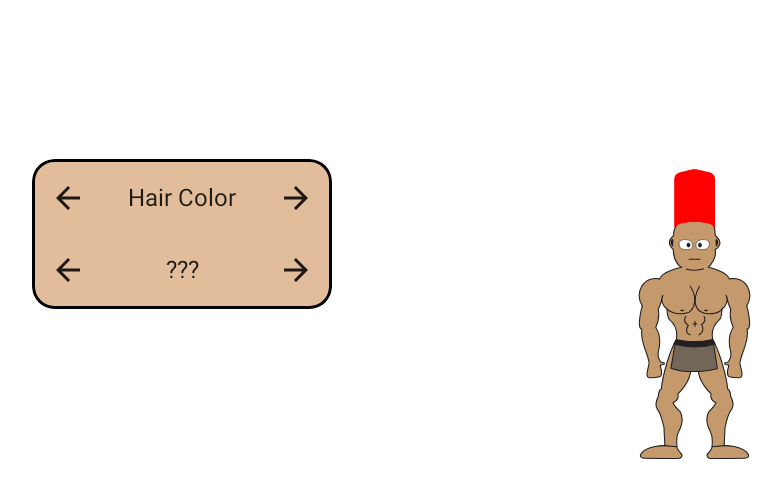
After one commit to DavidSpartan95/SwordsSocks, an Android app built with Jetpack Compose: the composable CreationScreen shown on its own in the app's theme, on a phone screen of 824 x 412 dp (held sideways). The commit adds this screen. Shown: the top 498 px of the screen, without its empty margins (180-962 px from the left). Run offline under Robolectric (Android 15) with nearby library versions, the phone set to English and light mode, and no system bars.

Commit message:
Commit 6 First draft of CreationScreen

```diff
--- a/app/src/main/AndroidManifest.xml
+++ b/app/src/main/AndroidManifest.xml
@@ -14,6 +14,7 @@
         <activity
             android:name=".MainActivity"
             android:exported="true"
+            android:screenOrientation="landscape"
             android:label="@string/app_name"
             android:theme="@style/Theme.SwordsSocks">
             <intent-filter>
--- /dev/null
+++ b/app/src/main/java/com/example/swordssocks/characters/paintCharacter.kt
@@ -0,0 +1,134 @@
+package com.example.swordssocks.characters
+
+import androidx.compose.foundation.Image
+import androidx.compose.foundation.layout.Box
+import androidx.compose.foundation.layout.size
+import androidx.compose.runtime.*
+import androidx.compose.ui.Alignment
+import androidx.compose.ui.Modifier
+import androidx.compose.ui.graphics.Color
+import androidx.compose.ui.graphics.ColorFilter
+import androidx.compose.ui.graphics.graphicsLayer
+import androidx.compose.ui.res.painterResource
+import androidx.compose.ui.unit.dp
+import kotlinx.coroutines.delay
+import com.example.swordssocks.R
+@Composable
+fun AnimatableCharacter(attack:Pair<Boolean,String>, num:Int) {
+
+    var opacity by remember { mutableStateOf(1f) }
+    var opacityEffect by remember { mutableStateOf(0f) }
+    var color by remember { mutableStateOf(Color(255,255,255)) }
+    var colorTint: ColorFilter? by remember { mutableStateOf(null) }
+    var effect by remember { mutableStateOf(R.drawable.flame) }
+    var effectColor by remember { mutableStateOf(Color(255,0,0)) }
+
+    LaunchedEffect(num){
+        //Bellow are all animation effects based on type
+        if (attack.first){
+            when (attack.second){
+                "normal" -> {
+                    opacityEffect = 0f
+                    colorTint  = null
+                    repeat(10) {
+                        delay(50)
+                        opacity = 1f - opacity
+                    }
+                    opacity = 1f
+                }
+                "fire" -> {
+                    effect = R.drawable.flame
+                    effectColor = Color(255,0,0)
+                    color = Color(100,100,100)
+                    repeat(10) {
+                        delay(50)
+                        opacityEffect = 1f - opacityEffect
+                        colorTint  = ColorFilter.tint(color)
+                    }
+                    colorTint  = null
+                    opacityEffect = 0f
+                }
+                "water" -> {
+                    effect = R.drawable.water
+                    var r = 255
+                    var g = 255
+                    effectColor = Color(0,155,255)
+                    opacityEffect = 1f
+                    repeat(255) {
+                        r--
+                        g--
+                        delay(1)
+                        color = Color(r,g,255)
+                        colorTint  = ColorFilter.tint(color)
+                    }
+                    colorTint  = null
+                    color = Color(255,255,255)
+                    opacityEffect = 0f
+                }
+                "electric"->{
+                    effect = R.drawable.electric
+                    effectColor = Color(255,211,0)
+                    color = Color(200,200,200)
+                    opacityEffect = 1f
+                    repeat(6) {
+                        delay(100)
+                        opacity = 1f - opacity
+                        colorTint  = ColorFilter.tint(color)
+                    }
+                    colorTint  = null
+                    opacityEffect = 0f
+                }
+            }
+        }
+    }
+
+    Box(Modifier, Alignment.Center) {
+        //Body
+        Image(
+            painter = painterResource(R.drawable.asset_1),
+            contentDescription = null,
+            modifier = Modifier
+                .size(200.dp)
+                .graphicsLayer(alpha = opacity),
+            colorFilter = colorTint
+        )
+        //Hair
+        Image(
+            painter = painterResource(R.drawable.asset_2),
+            contentDescription = null,
+            modifier = Modifier
+                .size(200.dp)
+                .graphicsLayer(alpha = opacity),
+            colorFilter = colorTint
+        )
+        //Animation effect image
+        Image(
+            painter = painterResource(effect),
+            contentDescription = null,
+            modifier = Modifier
+                .size(50.dp)
+                .graphicsLayer(alpha = opacityEffect),
+            colorFilter = ColorFilter.tint(effectColor),)
+    }
+}
+
+@Composable
+fun CharacterBox(hairColor: ColorFilter?) {
+    Box(Modifier, Alignment.Center) {
+        //Body
+        Image(
+            painter = painterResource(R.drawable.asset_1),
+            contentDescription = null,
+            modifier = Modifier
+                .size(200.dp),
+        )
+        //Hair
+        Image(
+            painter = painterResource(R.drawable.asset_2),
+            contentDescription = null,
+            modifier = Modifier
+                .size(200.dp),
+            colorFilter = hairColor
+        )
+    }
+}
--- /dev/null
+++ b/app/src/main/java/com/example/swordssocks/gameComponents/CreationScreen.kt
@@ -0,0 +1,88 @@
+package com.example.swordssocks.gameComponents
+
+import androidx.compose.foundation.background
+import androidx.compose.foundation.border
+import androidx.compose.foundation.layout.*
+import androidx.compose.foundation.shape.RoundedCornerShape
+import androidx.compose.material.Icon
+import androidx.compose.material.IconButton
+import androidx.compose.material.Text
+import androidx.compose.material.icons.Icons
+import androidx.compose.material.icons.filled.ArrowBack
+import androidx.compose.material.icons.filled.ArrowForward
+import androidx.compose.runtime.Composable
+import androidx.compose.runtime.collectAsState
+import androidx.compose.runtime.getValue
+import androidx.compose.ui.Alignment
+import androidx.compose.ui.Modifier
+import androidx.compose.ui.draw.clip
+import androidx.compose.ui.graphics.Color
+import androidx.compose.ui.graphics.ColorFilter
+import androidx.compose.ui.unit.dp
+import com.example.swordssocks.characters.CharacterBox
+import com.example.swordssocks.ui.theme.SandPaper
+import com.example.swordssocks.viewModel.CharacterViewModel
+
+var charViewModel = CharacterViewModel()
+
+@Composable
+fun CreationScreen() {
+
+    val hairColor by charViewModel.hairColor.collectAsState()
+
+    Box(Modifier.fillMaxSize(),contentAlignment = Alignment.Center) {
+        Row(Modifier.fillMaxWidth(), horizontalArrangement = Arrangement.SpaceEvenly) {
+            Column() {
+                AppearanceSelectorBox {
+
+                    SelectorButtons(
+                        "Hair Color",
+                        {charViewModel.cycleHairColor("backward")},
+                        {charViewModel.cycleHairColor("forwards")}
+                    )
+                    SelectorButtons("???", {println("back")},{println("forward")})
+                }
+            }
+            CharacterBox(hairColor = ColorFilter.tint(hairColor))
+        }
+    }
+}
+
+@Composable
+fun AppearanceSelectorBox(content: @Composable () -> Unit) {
+    Box(
+        Modifier
+            .heightIn(100.dp)
+            .width(200.dp)
+            .clip(RoundedCornerShape(15.dp, 15.dp, 15.dp, 15.dp))
+            .background(SandPaper)
+            .border(
+                width = 2.dp,
+                color = Color.Black,
+                shape = RoundedCornerShape(15.dp)
+            ),
+        contentAlignment = Alignment.Center,
+
+    ) {
+        Column(Modifier.fillMaxWidth(),horizontalAlignment = Alignment.CenterHorizontally) {
+            content()
+        }
+    }
+}
+
+@Composable
+fun SelectorButtons(text:String, ArrowBack:()-> Unit,ArrowForward:()-> Unit) {
+    Row(
+        Modifier.fillMaxWidth(),
+        verticalAlignment = Alignment.CenterVertically,
+        horizontalArrangement = Arrangement.SpaceBetween
+    ) {
+        IconButton(onClick = { ArrowBack.invoke() }) {
+            Icon(Icons.Default.ArrowBack, contentDescription = "Back")
+        }
+        Text(text = text)
+        IconButton(onClick = { ArrowForward.invoke() }) {
+            Icon(Icons.Default.ArrowForward, contentDescription = "Back")
+        }
+    }
+}
--- a/app/src/main/java/com/example/swordssocks/ui/theme/Color.kt
+++ b/app/src/main/java/com/example/swordssocks/ui/theme/Color.kt
@@ -6,3 +6,5 @@ val Purple200 = Color(0xFFBB86FC)
 val Purple500 = Color(0xFF6200EE)
 val Purple700 = Color(0xFF3700B3)
 val Teal200 = Color(0xFF03DAC5)
+val SandColor = Color(0xfffdac2f)
+val SandPaper = Color(0xffe1bd9b)
```
Also changed, not shown: app/src/main/java/com/example/swordssocks/MainActivity.kt (+14 -138 lines), app/src/main/java/com/example/swordssocks/gameComponents/TestComponents.kt (added, +53 -0 lines), app/src/main/java/com/example/swordssocks/viewModel/CharacterViewModel.kt (added, +31 -0 lines).
